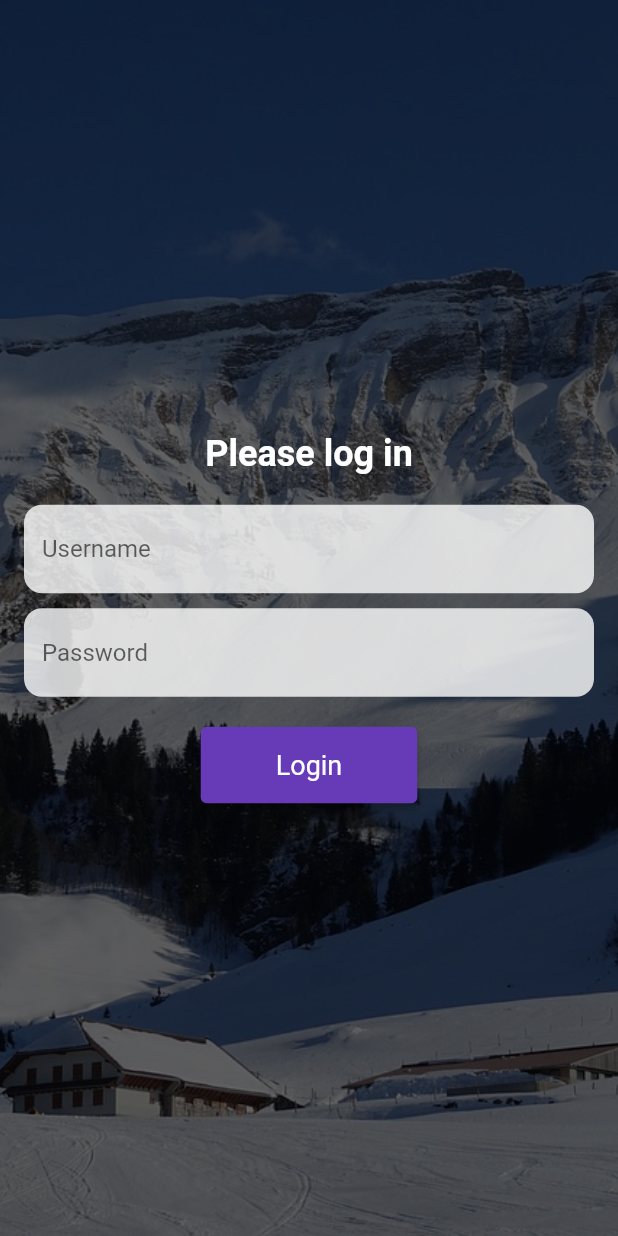
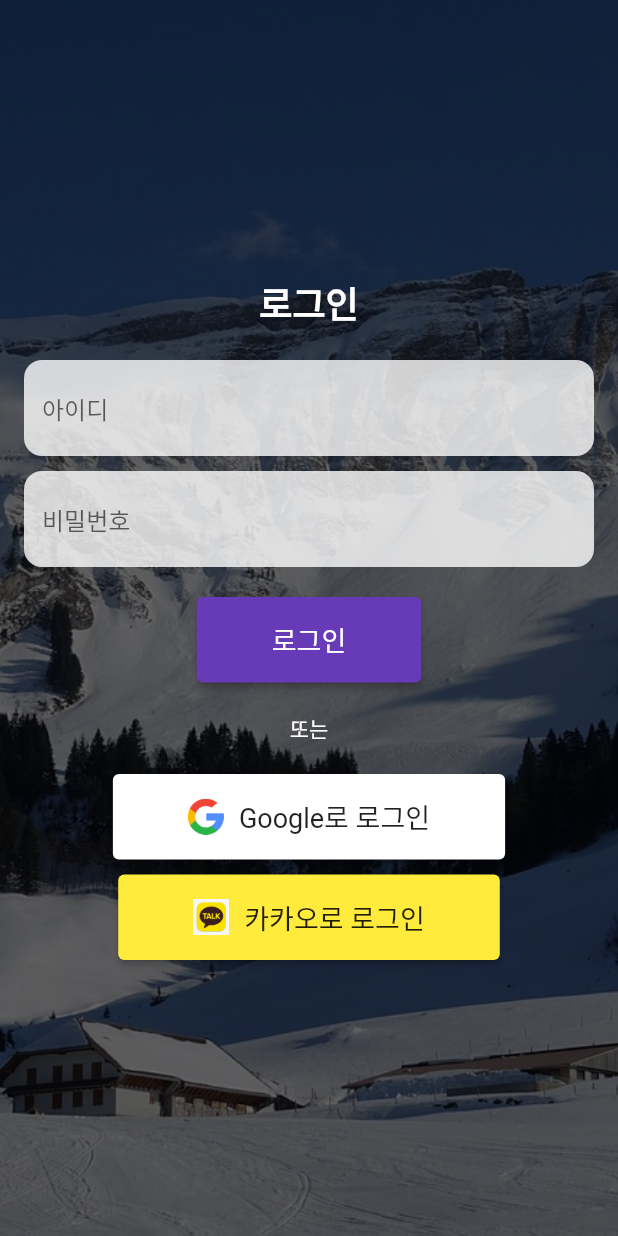
Before and after one commit to seongm1n/snowkorea-project, a Flutter app: the screen it shows after launch, on a phone screen of 412 x 824 dp. Run offline on Flutter 3.47's test engine with Material 3 defaults, Android fonts, the phone set to English and light mode, and no system bars.

Commit message:
add login

```diff
--- a/lib/screens/loginScreen.dart
+++ b/lib/screens/loginScreen.dart
@@ -27,7 +27,7 @@ class LoginScreen extends StatelessWidget {
                 mainAxisAlignment: MainAxisAlignment.center,
                 children: <Widget>[
                   const Text(
-                    'Please log in',
+                    '로그인',
                     style: TextStyle(
                       fontSize: 24,
                       fontWeight: FontWeight.bold,
@@ -39,7 +39,7 @@ class LoginScreen extends StatelessWidget {
                     decoration: InputDecoration(
                       filled: true,
                       fillColor: Colors.white.withOpacity(0.8),
-                      hintText: 'Username',
+                      hintText: '아이디',
                       border: OutlineInputBorder(
                         borderRadius: BorderRadius.circular(12),
                         borderSide: BorderSide.none,
@@ -52,7 +52,7 @@ class LoginScreen extends StatelessWidget {
                     decoration: InputDecoration(
                       filled: true,
                       fillColor: Colors.white.withOpacity(0.8),
-                      hintText: 'Password',
+                      hintText: '비밀번호',
                       border: OutlineInputBorder(
                         borderRadius: BorderRadius.circular(12),
                         borderSide: BorderSide.none,
@@ -74,7 +74,54 @@ class LoginScreen extends StatelessWidget {
                           horizontal: 50, vertical: 15),
                       textStyle: const TextStyle(fontSize: 18),
                     ),
-                    child: const Text('Login'),
+                    child: const Text('로그인'),
+                  ),
+                  const SizedBox(height: 20),
+                  const Text(
+                    '또는',
+                    style: TextStyle(color: Colors.white),
+                  ),
+                  const SizedBox(height: 20),
+                  ElevatedButton(
+                    onPressed: () {
+                      // 구글 로그인 로직 구현
+                    },
+                    style: ElevatedButton.styleFrom(
+                      backgroundColor: Colors.white,
+                      padding: const EdgeInsets.symmetric(
+                          horizontal: 50, vertical: 15),
+                      textStyle: const TextStyle(fontSize: 18),
+                    ),
+                    child: Row(
+                      mainAxisSize: MainAxisSize.min,
+                      children: [
+                        Image.asset('assets/google_logo.png', height: 24),
+                        const SizedBox(width: 10),
+                        const Text('Google로 로그인',
+                            style: TextStyle(color: Colors.black87)),
+                      ],
+                    ),
+                  ),
+                  const SizedBox(height: 10),
+                  ElevatedButton(
+                    onPressed: () {
+                      // 카카오 로그인 로직 구현
+                    },
+                    style: ElevatedButton.styleFrom(
+                      backgroundColor: Colors.yellow,
+                      padding: const EdgeInsets.symmetric(
+                          horizontal: 50, vertical: 15),
+                      textStyle: const TextStyle(fontSize: 18),
+                    ),
+                    child: Row(
+                      mainAxisSize: MainAxisSize.min,
+                      children: [
+                        Image.asset('assets/kakao_logo.png', height: 24),
+                        const SizedBox(width: 10),
+                        const Text('카카오로 로그인',
+                            style: TextStyle(color: Colors.black87)),
+                      ],
+                    ),
                   ),
                 ],
               ),
--- a/pubspec.yaml
+++ b/pubspec.yaml
@@ -61,6 +61,8 @@ flutter:
   # To add assets to your application, add an assets section, like this:
   assets:
     - assets/login_background.jpg
+    - assets/google_logo.png
+    - assets/kakao_logo.png
 
   # An image asset can refer to one or more resolution-specific "variants", see
   # https://flutter.dev/assets-and-images/#resolution-aware
```
Also changed, not shown: assets/google_logo.png (added), assets/kakao_logo.png (added).
